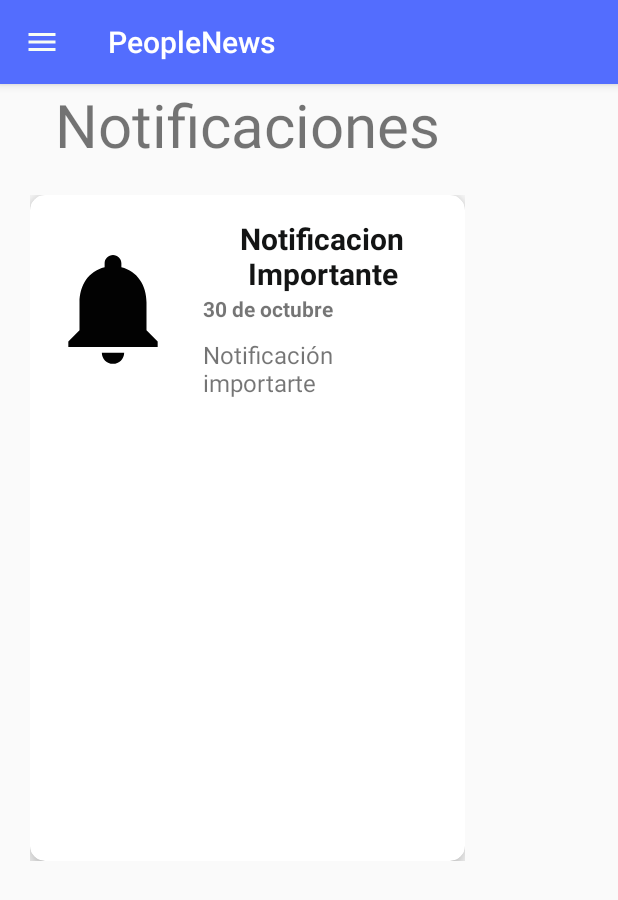
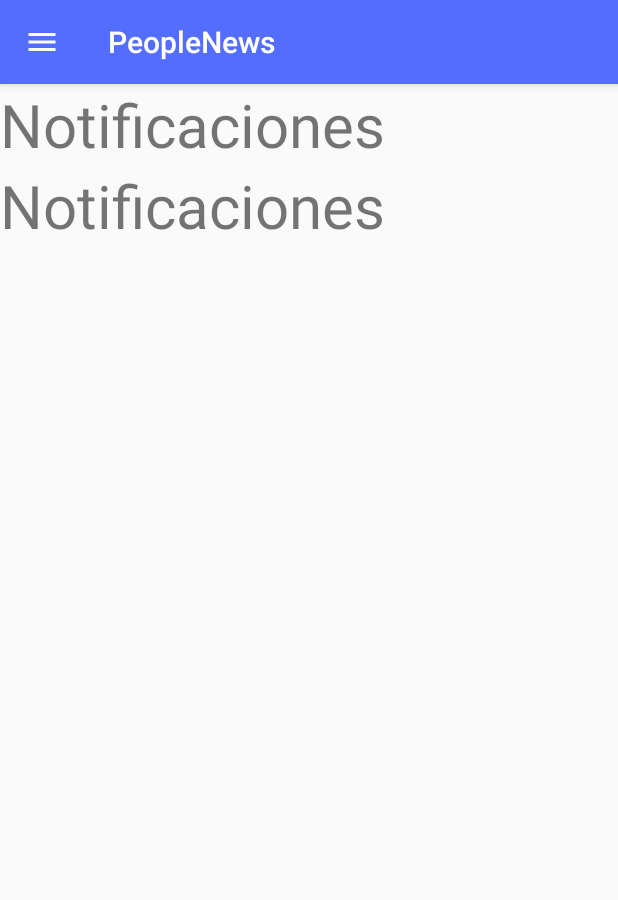
Before and after one commit to remd123/PeopleNews1, an Android app: the NotificacionesFragment screen opened through its navigation route, on a phone screen of 412 x 824 dp. Shown: the top 900 px of the screen. Run offline under Robolectric (Android 15) with nearby library versions, the phone set to English and light mode, and no system bars; our stand-ins replace RxJava; network calls fail; Roboto replaces fonts that are not available here.

Commit message:
Actualizado 20-02-2020. Introduccion de servicios en usuarios y notificaciones

```diff
--- a/app/src/main/AndroidManifest.xml
+++ b/app/src/main/AndroidManifest.xml
@@ -9,6 +9,7 @@
         android:label="@string/app_name"
         android:roundIcon="@mipmap/ic_launcher_round"
         android:supportsRtl="true"
+        android:usesCleartextTraffic="true"
         android:theme="@style/AppTheme">
         <activity android:name="com.example.peoplenews.MainActivityMenu"></activity>
         <activity
--- a/app/src/main/java/com/example/peoplenews/adapter/NotificacionAdapter.kt
+++ b/app/src/main/java/com/example/peoplenews/adapter/NotificacionAdapter.kt
@@ -37,8 +37,8 @@ class NotificacionAdapter(val context: Context,
 
 
         fun bindNotificacion(notificacion: NotificacionModel, listener: NotificacionInterface){
-            v.descripcion_notificacion.text= notificacion.notificacion_descripcion
-            v.fecha_notificacion.text=notificacion.fecha_notificacion
+            v.descripcion_notificacion.text= notificacion.descripcion
+            //v.fecha_notificacion.text=notificacion.fecha
 
             v.setOnClickListener{
                 listener.NotificacionClicked(notificacion)
--- a/app/src/main/java/com/example/peoplenews/fragment/Inicio.kt
+++ b/app/src/main/java/com/example/peoplenews/fragment/Inicio.kt
@@ -2,16 +2,28 @@ package com.example.peoplenews.fragment
 
 
 import android.os.Bundle
+import android.util.Log
 import androidx.fragment.app.Fragment
 import android.view.LayoutInflater
 import android.view.View
 import android.view.ViewGroup
+import android.widget.Toast
+import com.example.peoplenews.model.mPersona
+import com.example.peoplenews.recursos.connector
+import com.example.peoplenews.request.rPersona
+import io.reactivex.android.schedulers.AndroidSchedulers
+import io.reactivex.disposables.CompositeDisposable
+import io.reactivex.schedulers.Schedulers
+import kotlinx.android.synthetic.main.fragment_inicio.*
 import py.edu.uca.peoplenews.R
 
 /**
  * A simple [Fragment] subclass.
  */
 class Inicio : Fragment() {
+
+    private lateinit var mCompositeDisposable : CompositeDisposable
+
     companion object{
         fun newInstance(): Inicio = Inicio()
     }
@@ -24,5 +36,44 @@ class Inicio : Fragment() {
         return inflater.inflate(R.layout.fragment_inicio, container, false)
     }
 
+    override fun onViewCreated(view: View, savedInstanceState: Bundle?) {
+        super.onViewCreated(view, savedInstanceState)
 
+        mCompositeDisposable = CompositeDisposable()
+
+        loadJsonPersona()
+
+    }
+
+    private fun loadJsonPersona(){
+
+        val retrofit = connector().create(rPersona::class.java)
+        mCompositeDisposable.add(
+            retrofit.getPersona(2)
+                .observeOn(AndroidSchedulers.mainThread())
+                .subscribeOn(Schedulers.io())
+                .subscribe(this::handlePersona, this::handleError)
+        )
+
+    }
+
+    private fun handlePersona(mpersona : mPersona){
+
+        tvPrueba.text = "${mpersona.nombre} ${mpersona.apellido}"
+
+    }
+
+    private fun handleError(ex : Throwable){
+
+        Toast.makeText(this.context, "Erro ${ex.localizedMessage}", Toast.LENGTH_LONG).show()
+        Log.d("Error Consumo","Erro ${ex.localizedMessage}",ex )
+
+    }
+
+    override fun onDestroy() {
+        super.onDestroy()
+
+        mCompositeDisposable.clear()
+        mCompositeDisposable.dispose()
+    }
 }
--- a/app/src/main/java/com/example/peoplenews/fragment/NotificacionesFragment.kt
+++ b/app/src/main/java/com/example/peoplenews/fragment/NotificacionesFragment.kt
@@ -1,64 +1,90 @@
 package com.example.peoplenews.fragment
 
+import android.os.Bundle
 
-import android.os.Bundle
-import androidx.fragment.app.Fragment
+import android.util.Log
 import android.view.LayoutInflater
 import android.view.View
 import android.view.ViewGroup
 import android.widget.Toast
-import androidx.navigation.Navigation
-import androidx.recyclerview.widget.LinearLayoutManager
-import androidx.recyclerview.widget.RecyclerView
-import com.example.peoplenews.adapter.NotificacionAdapter
-import com.example.peoplenews.adapter.NotificacionInterface
-import com.example.peoplenews.model.NotificacionModel
+import androidx.fragment.app.Fragment
+import com.example.peoplenews.model.mNotificacion
+import com.example.peoplenews.recursos.connector
+import com.example.peoplenews.request.rNotifacion
+import io.reactivex.android.schedulers.AndroidSchedulers
+import io.reactivex.disposables.CompositeDisposable
+import io.reactivex.schedulers.Schedulers
 import kotlinx.android.synthetic.main.fragment_notificaciones.*
 import py.edu.uca.peoplenews.R
+
+
 
 /**
  * A simple [Fragment] subclass.
  */
-class NotificacionesFragment : Fragment(), NotificacionInterface {
+class NotificacionesFragment : Fragment(){
 
 
-    override fun NotificacionClicked(notificacion: NotificacionModel) {
-        val action= InicioDirections.actionInicioToNotificacionesFragment()
-        Navigation.findNavController(lista_notificaciones).navigate(action)
-    }
-    private lateinit var listaNotificacionesRv: RecyclerView
-    private lateinit var linearLayoutManager: LinearLayoutManager
-    private lateinit var adapter: NotificacionAdapter
-    private  val notificaciones: MutableList<NotificacionModel> = mutableListOf()
+        private lateinit var mCompositeDisposable : CompositeDisposable
+
 
         companion object{
-        fun newInstance(): NotificacionesFragment = NotificacionesFragment()
+            fun newInstance(): Inicio = Inicio()
         }
 
         override fun onCreateView(
             inflater: LayoutInflater, container: ViewGroup?,
             savedInstanceState: Bundle?
         ): View? {
-        val view= inflater.inflate(R.layout.fragment_notificaciones,container,false)
-        listaNotificacionesRv = view.findViewById(R.id.lista_notificaciones)
-        linearLayoutManager = LinearLayoutManager(requireContext())
-        listaNotificacionesRv.layoutManager= linearLayoutManager
-
-        adapter = NotificacionAdapter(requireContext(),
-            notificaciones as ArrayList<NotificacionModel>,
-            this)
-        listaNotificacionesRv.adapter= adapter
-        Toast.makeText(context, "El id del notificacion es ", Toast.LENGTH_LONG).show()
-        return view
+            // Inflate the layout for this fragment
+            return inflater.inflate(R.layout.fragment_notificaciones, container, false)
         }
 
-    override fun onStart() {
-        super.onStart()
-        if (notificaciones.isEmpty()){
-            notificaciones.add(NotificacionModel(1,"Notificación importarte","30 de octubre"))
-            notificaciones.add(NotificacionModel(2,"Capacitación","12 de marzo"))
-            adapter.notifyItemInserted(notificaciones.size-1)
+
+        override fun onViewCreated(view: View, savedInstanceState: Bundle?) {
+            super.onViewCreated(view, savedInstanceState)
+
+            mCompositeDisposable = CompositeDisposable()
+
+            loadJsonNotificacion()
+
         }
+
+        private fun loadJsonNotificacion(){
+
+            val retrofit = connector().create(rNotifacion::class.java)
+            mCompositeDisposable.add(
+                retrofit.getNotificacion(1)
+                    .observeOn(AndroidSchedulers.mainThread())
+                    .subscribeOn(Schedulers.io())
+                    .subscribe(this::handleNotificacion, this::handleError)
+            )
+
+        }
+        private fun handleNotificacion(mnotificacion : mNotificacion){
+
+        tvNoti_descripcion.text = "${mnotificacion.descripcion} "
+        tvNoti_fecha.text = "${mnotificacion.fecha}"
+
+        }
+
+
+
+
+
+
+
+        private fun handleError(ex : Throwable){
+
+            Toast.makeText(this.context, "Error ${ex.localizedMessage}", Toast.LENGTH_LONG).show()
+            Log.d("Error Consumo","Error ${ex.localizedMessage}",ex )
+
+        }
+        override fun onDestroy() {
+            super.onDestroy()
+
+            mCompositeDisposable.clear()
+            mCompositeDisposable.dispose()
         }
 
 
--- a/app/src/main/java/com/example/peoplenews/model/NotificacionModel.kt
+++ b/app/src/main/java/com/example/peoplenews/model/NotificacionModel.kt
@@ -1,7 +1,9 @@
 package com.example.peoplenews.model
 
+import java.util.*
+
 data class NotificacionModel (
-    val id_notificacion: Int,
-    val notificacion_descripcion: String,
-    val fecha_notificacion:String
+    val notificacionid: Int,
+    val descripcion: String,
+    val fecha:String
 )
--- /dev/null
+++ b/app/src/main/java/com/example/peoplenews/model/NotificacionResult.kt
@@ -0,0 +1,3 @@
+package com.example.peoplenews.model
+
+data class NotificacionResult(val notificacionid: Int, val descripcion : String, val fecha : String,val results: ArrayList<mNotificacion>)
--- /dev/null
+++ b/app/src/main/java/com/example/peoplenews/model/mNotificacion.kt
@@ -0,0 +1,5 @@
+package com.example.peoplenews.model
+
+import java.util.*
+
+data class mNotificacion(val notificacionid: Int, val descripcion : String, val fecha : String)
--- /dev/null
+++ b/app/src/main/java/com/example/peoplenews/model/mPersona.kt
@@ -0,0 +1,3 @@
+package com.example.peoplenews.model
+
+data class mPersona(val personaid: Int, val nombre : String, val apellido : String)
--- /dev/null
+++ b/app/src/main/java/com/example/peoplenews/recursos/funciones.kt
@@ -0,0 +1,17 @@
+package com.example.peoplenews.recursos
+
+import retrofit2.Retrofit
+import retrofit2.adapter.rxjava2.RxJava2CallAdapterFactory
+import retrofit2.converter.gson.GsonConverterFactory
+
+val URL = "http://169.254.227.89:5050/"
+
+fun connector() : Retrofit {
+
+    return Retrofit.Builder()
+        .baseUrl(URL)
+        .addCallAdapterFactory(RxJava2CallAdapterFactory.create())
+        .addConverterFactory(GsonConverterFactory.create())
+        .build()
+
+}
--- /dev/null
+++ b/app/src/main/java/com/example/peoplenews/request/rNotifacion.kt
@@ -0,0 +1,16 @@
+package com.example.peoplenews.request
+
+import com.example.peoplenews.model.NotificacionResult
+import com.example.peoplenews.model.mNotificacion
+import io.reactivex.Observable
+import retrofit2.Call
+import retrofit2.Retrofit
+import retrofit2.converter.gson.GsonConverterFactory
+import retrofit2.http.GET
+import retrofit2.http.Path
+import retrofit2.http.Query
+
+interface rNotifacion {
+    @GET("notificacion/{notificacionid}")
+    fun getNotificacion(@Path("notificacionid") notificacionid: Int) : Observable<mNotificacion>
+}
--- /dev/null
+++ b/app/src/main/java/com/example/peoplenews/request/rPersona.kt
@@ -0,0 +1,13 @@
+package com.example.peoplenews.request
+
+import com.example.peoplenews.model.mPersona
+import io.reactivex.Observable
+import retrofit2.http.GET
+import retrofit2.http.Path
+
+public interface rPersona{
+
+    @GET("persona/{personaid}")
+    fun getPersona(@Path("personaid") personaid: Int) : Observable<mPersona>
+
+}
--- a/app/src/main/res/layout/fragment_inicio.xml
+++ b/app/src/main/res/layout/fragment_inicio.xml
@@ -7,6 +7,7 @@
 
     <!-- TODO: Update blank fragment layout -->
     <TextView
+        android:id="@+id/tvPrueba"
         android:layout_width="match_parent"
         android:layout_height="match_parent"
         android:text="Inicio del app" />
--- a/app/src/main/res/layout/fragment_notificaciones.xml
+++ b/app/src/main/res/layout/fragment_notificaciones.xml
@@ -7,11 +7,26 @@
     tools:context="com.example.peoplenews.fragment.NotificacionesFragment">
 
     <TextView
+        android:id="@+id/tvNoti_descripcion"
         android:layout_width="match_parent"
         android:layout_height="wrap_content"
         android:text="Notificaciones"
         android:textSize="40sp"
         android:gravity="center"/>
+    <TextView
+        android:id="@+id/tvNoti_fecha"
+        android:layout_width="match_parent"
+        android:layout_height="wrap_content"
+        android:text="Notificaciones"
+        android:textSize="40sp"
+        android:gravity="center"/>
+<!--    <TextView-->
+<!--        android:layout_width="match_parent"-->
+<!--        android:layout_height="wrap_content"-->
+<!--        android:text="Notificaciones"-->
+<!--        android:textSize="40sp"-->
+<!--        android:gravity="center"/>-->
+
 
     <androidx.recyclerview.widget.RecyclerView
         android:id="@+id/lista_notificaciones"
```
Also changed, not shown: app/build.gradle (+6 -1 lines), app/src/main/java/com/example/peoplenews/consumer/Common.kt (deleted, +0 -12 lines), app/src/main/java/com/example/peoplenews/fragment/FormReposoFragment.kt (+83 -83 lines), app/src/main/java/com/example/peoplenews/network/RepososApi.kt (+0 -24 lines), app/src/main/java/com/example/peoplenews/remote/IMyAPI.kt (deleted, +0 -19 lines), app/src/main/java/com/example/peoplenews/remote/RetrofitClient.kt (deleted, +0 -19 lines), app/src/main/java/com/example/peoplenews/request/rNotificacion1.kt (added, +58 -0 lines). Lines whose indentation alone changed are shown as unchanged.
